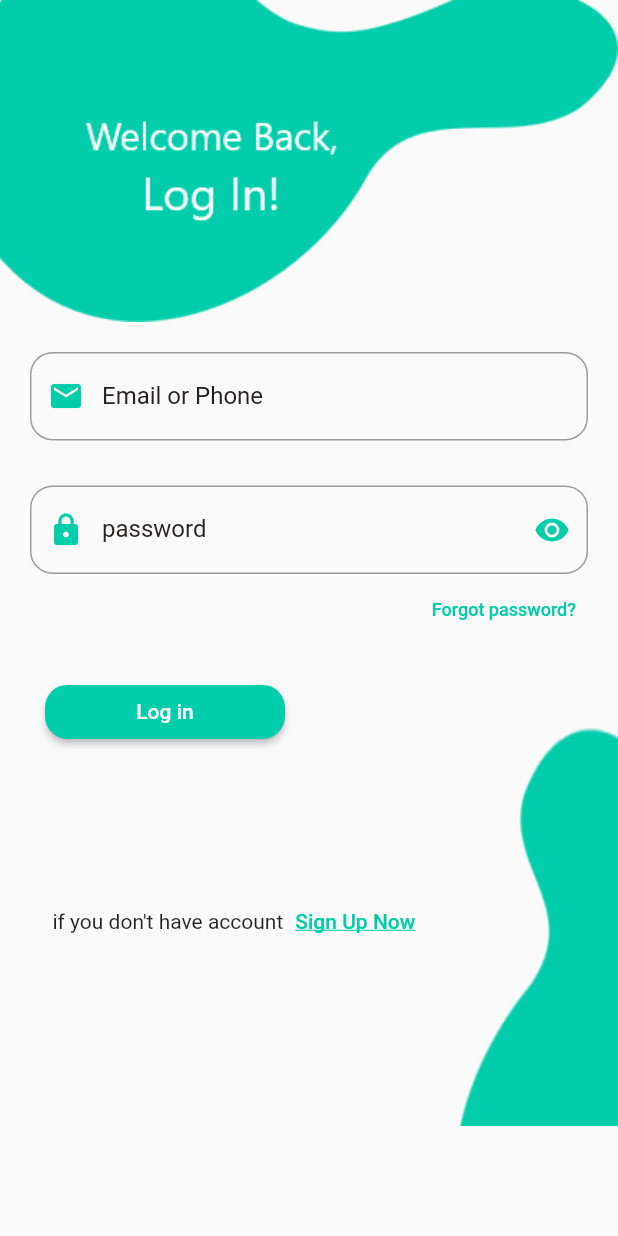
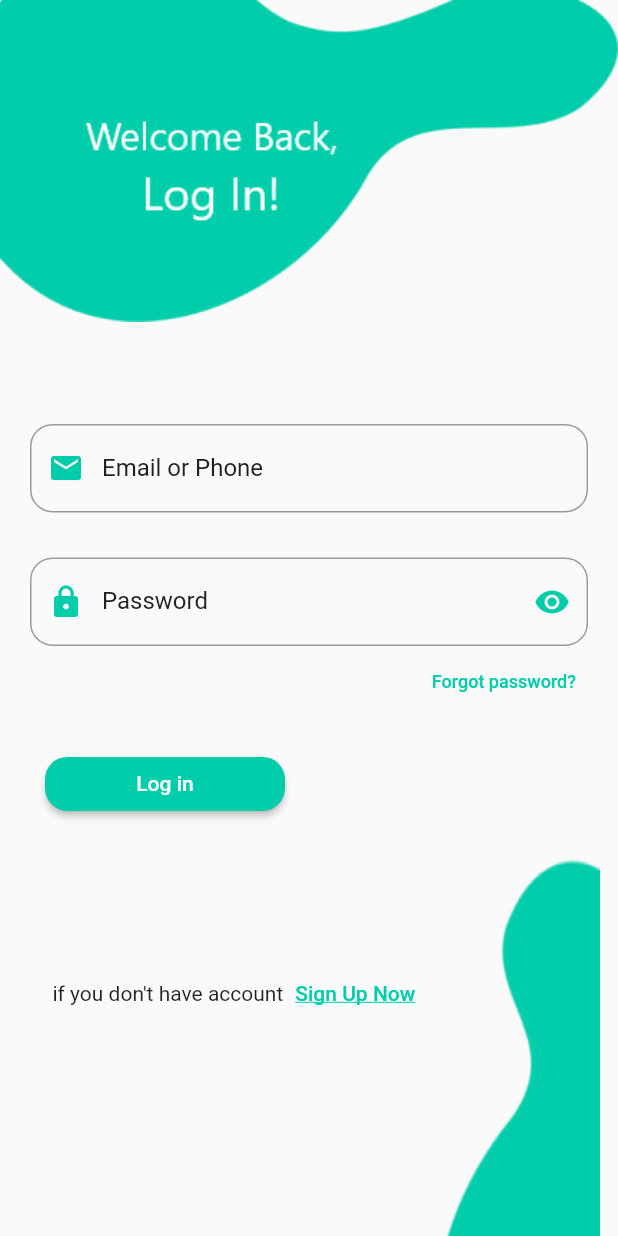
Before and after one commit to m6197/hospital_management-, a Flutter app: the screen it shows after launch, on a phone screen of 412 x 824 dp. Run offline on Flutter 3.47's test engine with Material 2 defaults, Android fonts, the phone set to English and light mode, and no system bars; missing offline and left inert: animated_button_bar.

Commit message:
bakr  5/26  -2

```diff
--- a/lib/homescreen_components/homescreen.dart
+++ b/lib/homescreen_components/homescreen.dart
@@ -65,13 +65,13 @@ class _homescrrenState extends State<homescrren> {
           children: [
 
             Padding(
-              padding: const EdgeInsets.symmetric(horizontal: 20,
+              padding: const EdgeInsets.symmetric(horizontal: 12,
                ),
               child: Container(
                 height: 120,
 
                 child:   ListView.builder(
-                  physics: const NeverScrollableScrollPhysics(),
+                  scrollDirection: Axis.horizontal,
                   itemCount: 1,
                   itemBuilder: (context, index) => buildStoryItem(),
 
--- a/lib/login/login_screen.dart
+++ b/lib/login/login_screen.dart
@@ -1,8 +1,8 @@
 
 import 'package:flutter/material.dart';
 
-import '../layout/navscrren.dart';
-import '../shared/components/components.dart';
+import '../../layout/navscrren.dart';
+import '../../shared/components/components.dart';
 
 class loginScreen extends StatefulWidget {
   const loginScreen({Key? key}) : super(key: key);
@@ -21,7 +21,8 @@ class _loginScreenState extends State<loginScreen> {
     return Scaffold
       (
 
-      body:  SingleChildScrollView(
+      body:
+         SingleChildScrollView(
            child: Form(
             key: formkey ,
             child: Column
@@ -45,7 +46,7 @@ class _loginScreenState extends State<loginScreen> {
 
 
                 const SizedBox(
-                height: 20,
+                  height: 68,
                 ),
                 Padding(
                   padding: const EdgeInsets.symmetric(horizontal: 20),
@@ -80,7 +81,7 @@ class _loginScreenState extends State<loginScreen> {
                       }
                       return null;
                     },
-                  label: 'password', prefix: Icons.lock,
+                    label: 'Password', prefix: Icons.lock,
                     suffix: ispassword ? Icons.visibility : Icons.visibility_off,
 
                     suffixpressed: () {
@@ -113,10 +114,11 @@ class _loginScreenState extends State<loginScreen> {
                 ),
                 Stack(
                   children: [
-                  Align(
-                    alignment: Alignment.bottomRight,
+                    Padding(
+                      padding: const EdgeInsets.only(top: 40, left: 200),
                       child: Image.asset('assets/image/down shape.png'),
                     ),
+
 
                     Padding(
                       padding: const EdgeInsets.symmetric(horizontal: 30),
@@ -138,9 +140,7 @@ class _loginScreenState extends State<loginScreen> {
                       ),
                     ),
 
-                  const SizedBox(
-                    height: 55,
-                  ),
+
                     Padding(
                       padding: const EdgeInsets.symmetric(vertical: 140,horizontal: 35),
                       child: Row(
@@ -168,6 +168,7 @@ class _loginScreenState extends State<loginScreen> {
         ),
          ),
 
+
     );
   }
 }
```
Lines whose indentation alone changed are shown as unchanged.
